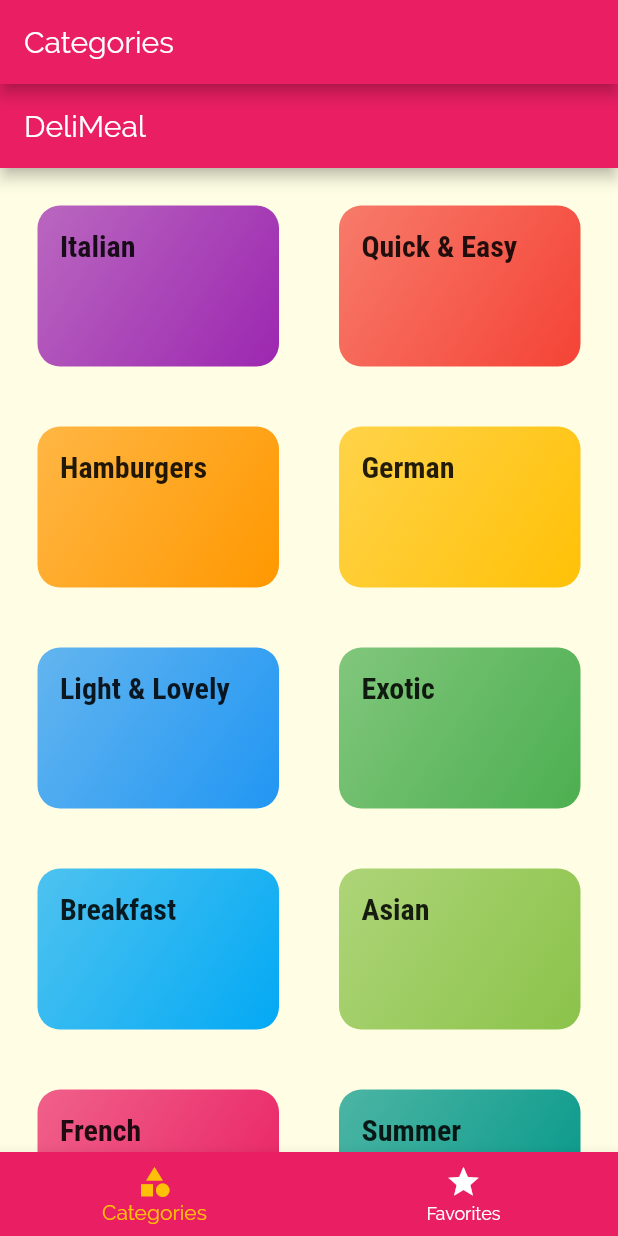
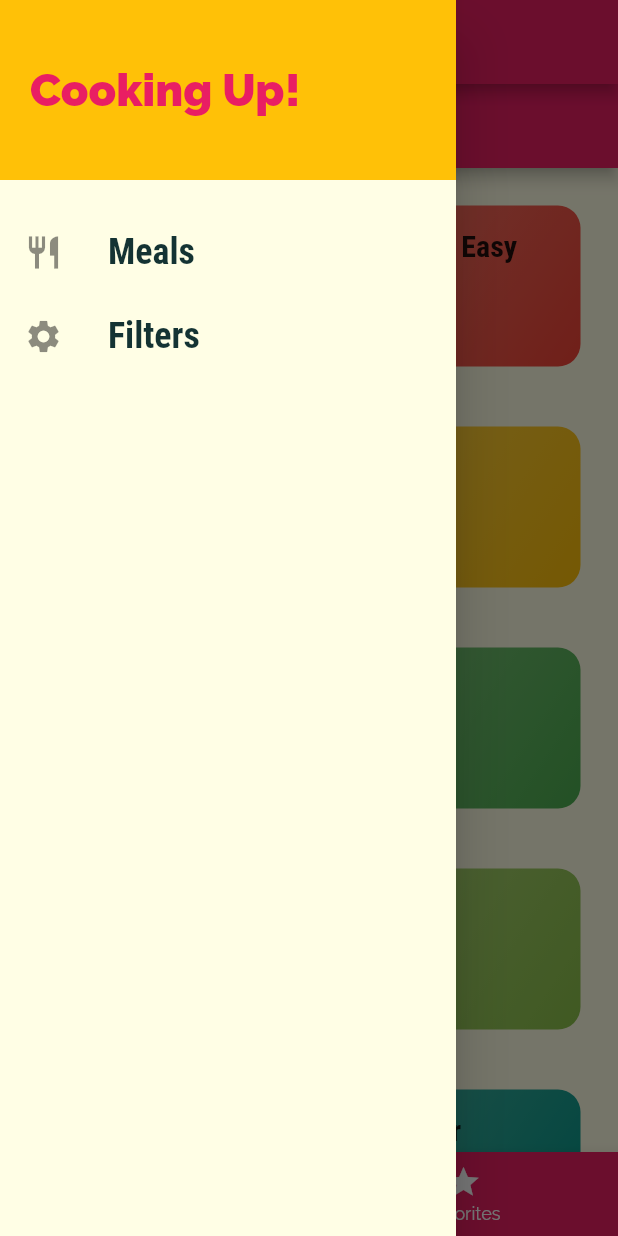
Before and after one commit to OrangeVulture/Meals-App, a Flutter app: the screen it shows after launch, with the side drawer open (before the commit the screen has no drawer), on a phone screen of 412 x 824 dp. Run offline on Flutter 3.47's test engine with Material 2 defaults, Android fonts, the phone set to English and light mode, and no system bars.

Commit message:
Added a drawer

```diff
--- a/lib/main.dart
+++ b/lib/main.dart
@@ -31,7 +31,7 @@ class MyApp extends StatelessWidget {
               ),
             ),
       ),
-initialRoute: '/', // default is '/'
+       initialRoute: '/', // default is '/'
       routes: {
         '/': (ctx) => TabsScreen(),
         CategoryMealsScreen.routeName: (ctx) => CategoryMealsScreen(),
--- a/lib/screens/tabsScreen.dart
+++ b/lib/screens/tabsScreen.dart
@@ -2,6 +2,7 @@ import 'package:flutter/material.dart';
 
 import 'categoriesScreen.dart';
 import 'favouritesScreen.dart';
+import '../widgets/mainDrawer.dart';
 
 class TabsScreen extends StatefulWidget {
   @override
@@ -33,6 +34,7 @@ class _TabsScreenState extends State<TabsScreen> {
       appBar: AppBar(
         title: Text(_pages[_selectedPageIndex]['title']),
       ),
+      drawer: MainDrawer(),
       body: _pages[_selectedPageIndex]['page'],
       bottomNavigationBar: BottomNavigationBar(
         onTap: _selectPage,
--- /dev/null
+++ b/lib/widgets/mainDrawer.dart
@@ -0,0 +1,58 @@
+import 'package:flutter/material.dart';
+
+class MainDrawer extends StatelessWidget {
+  Widget buildListTile(String title, IconData icon) {
+    return ListTile(
+      leading: Icon(
+        icon,
+        size: 26,
+      ),
+      title: Text(
+        title,
+        style: TextStyle(
+          fontFamily: 'RobotoCondensed',
+          fontSize: 24,
+          fontWeight: FontWeight.bold,
+        ),
+      ),
+      onTap: () {
+        // ...
+      },
+    );
+  }
+
+  @override
+  Widget build(BuildContext context) {
+    return Drawer(
+      child: Column(
+        children: <Widget>[
+          Container(
+            height: 120,
+            width: double.infinity,
+            padding: EdgeInsets.all(20),
+            alignment: Alignment.centerLeft,
+            color: Theme.of(context).accentColor,
+            child: Text(
+              'Cooking Up!',
+              style: TextStyle(
+                  fontWeight: FontWeight.w900,
+                  fontSize: 30,
+                  color: Theme.of(context).primaryColor),
+            ),
+          ),
+          SizedBox(
+            height: 20,
+          ),
+          buildListTile(
+            'Meals',
+            Icons.restaurant,
+          ),
+          buildListTile(
+            'Filters',
+            Icons.settings,
+          ),
+        ],
+      ),
+    );
+  }
+}
```
Also changed, not shown: lib/screens/filtersScreen.dart (added).
